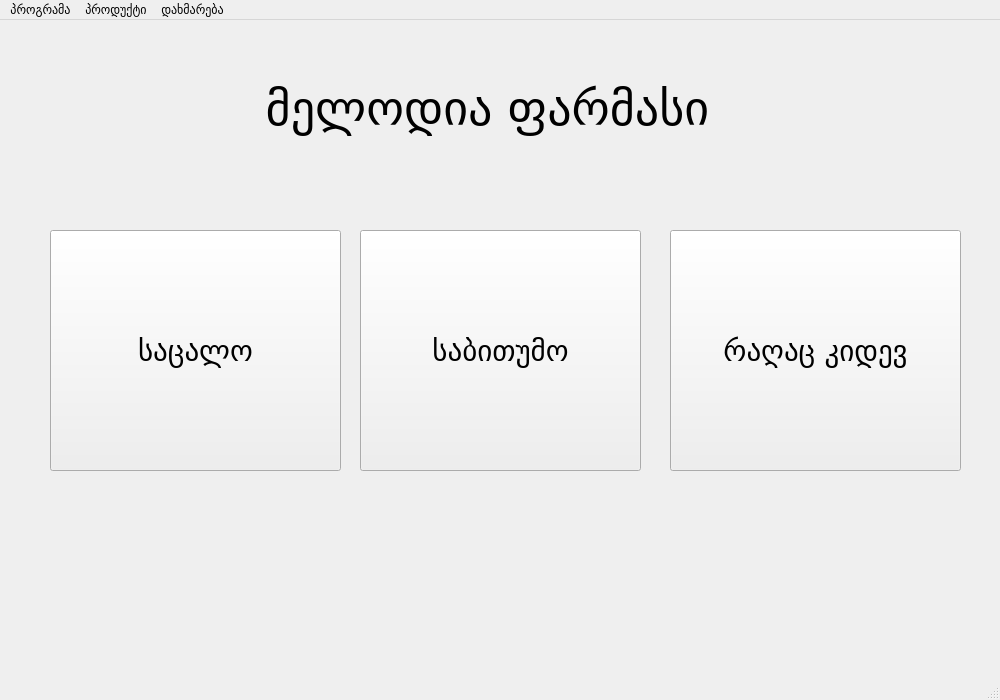
This is ui/MelodiaWindow.ui in nikokvirtia1984/Melodia_1.0 as Qt 5 draws it before an edit. The edited form follows.
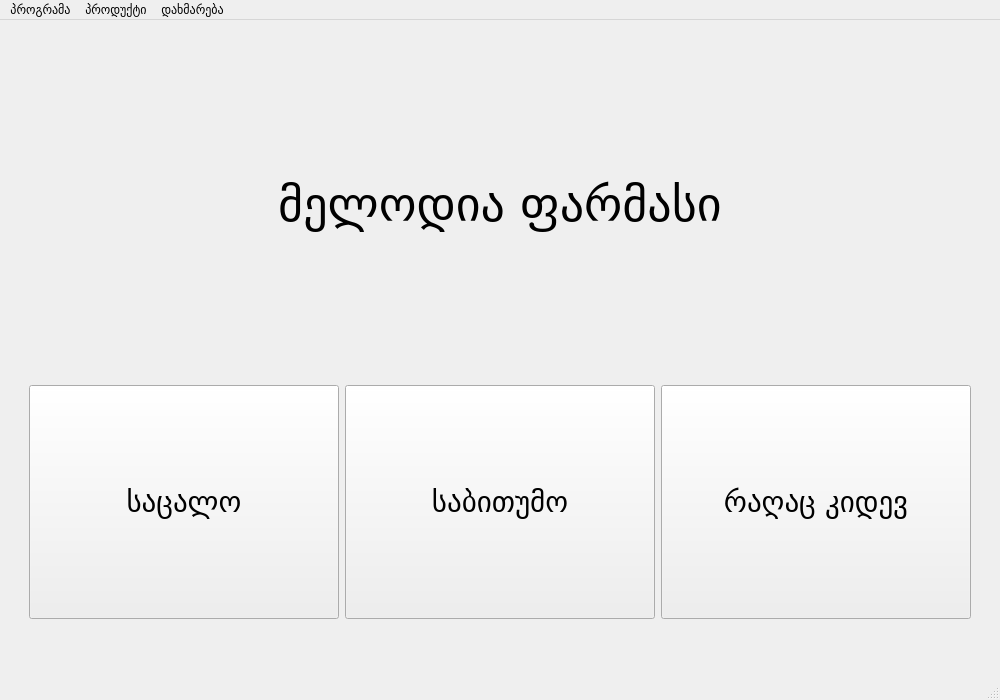
This is the edited form.

Diff of the .ui file:
```diff
--- a/ui/MelodiaWindow.ui
+++ b/ui/MelodiaWindow.ui
@@ -20,17 +20,13 @@
    <string>მელოდია</string>
   </property>
   <widget class="QWidget" name="centralwidget">
+   <layout class="QGridLayout" name="gridLayout_2">
+    <item row="0" column="0">
+     <layout class="QGridLayout" name="gridLayout" rowstretch="3,2">
+      <item row="0" column="0">
    <widget class="QLabel" name="label">
-    <property name="geometry">
-     <rect>
-      <x>230</x>
-      <y>50</y>
-      <width>515</width>
-      <height>76</height>
-     </rect>
-    </property>
     <property name="sizePolicy">
-     <sizepolicy hsizetype="Expanding" vsizetype="Expanding">
+         <sizepolicy hsizetype="Preferred" vsizetype="Preferred">
       <horstretch>0</horstretch>
       <verstretch>0</verstretch>
      </sizepolicy>
@@ -57,17 +53,26 @@
      <number>0</number>
     </property>
    </widget>
+      </item>
+      <item row="1" column="0">
+       <layout class="QHBoxLayout" name="horizontalLayout">
+        <item>
+         <spacer name="verticalSpacer">
+          <property name="orientation">
+           <enum>Qt::Vertical</enum>
+          </property>
+          <property name="sizeHint" stdset="0">
+           <size>
+            <width>20</width>
+            <height>20</height>
+           </size>
+          </property>
+         </spacer>
+        </item>
+        <item>
    <widget class="QPushButton" name="merchant_button">
-    <property name="geometry">
-     <rect>
-      <x>50</x>
-      <y>210</y>
-      <width>291</width>
-      <height>241</height>
-     </rect>
-    </property>
     <property name="sizePolicy">
-     <sizepolicy hsizetype="Expanding" vsizetype="Expanding">
+           <sizepolicy hsizetype="Preferred" vsizetype="Preferred">
       <horstretch>0</horstretch>
       <verstretch>0</verstretch>
      </sizepolicy>
@@ -82,17 +87,11 @@
      <string>საცალო</string>
     </property>
    </widget>
+        </item>
+        <item>
    <widget class="QPushButton" name="pushButton_2">
-    <property name="geometry">
-     <rect>
-      <x>360</x>
-      <y>210</y>
-      <width>281</width>
-      <height>241</height>
-     </rect>
-    </property>
     <property name="sizePolicy">
-     <sizepolicy hsizetype="Expanding" vsizetype="Expanding">
+           <sizepolicy hsizetype="Preferred" vsizetype="Preferred">
       <horstretch>0</horstretch>
       <verstretch>0</verstretch>
      </sizepolicy>
@@ -107,17 +106,11 @@
      <string>საბითუმო</string>
     </property>
    </widget>
+        </item>
+        <item>
    <widget class="QPushButton" name="pushButton_3">
-    <property name="geometry">
-     <rect>
-      <x>670</x>
-      <y>210</y>
-      <width>291</width>
-      <height>241</height>
-     </rect>
-    </property>
     <property name="sizePolicy">
-     <sizepolicy hsizetype="Expanding" vsizetype="Expanding">
+           <sizepolicy hsizetype="Preferred" vsizetype="Preferred">
       <horstretch>0</horstretch>
       <verstretch>0</verstretch>
      </sizepolicy>
@@ -132,6 +125,38 @@
      <string>რაღაც კიდევ</string>
     </property>
    </widget>
+        </item>
+        <item>
+         <spacer name="verticalSpacer_2">
+          <property name="orientation">
+           <enum>Qt::Vertical</enum>
+          </property>
+          <property name="sizeHint" stdset="0">
+           <size>
+            <width>20</width>
+            <height>40</height>
+           </size>
+          </property>
+         </spacer>
+        </item>
+       </layout>
+      </item>
+     </layout>
+    </item>
+    <item row="1" column="0">
+     <spacer name="horizontalSpacer">
+      <property name="orientation">
+       <enum>Qt::Horizontal</enum>
+      </property>
+      <property name="sizeHint" stdset="0">
+       <size>
+        <width>40</width>
+        <height>50</height>
+       </size>
+      </property>
+     </spacer>
+    </item>
+   </layout>
   </widget>
   <widget class="QStatusBar" name="statusbar"/>
   <widget class="QMenuBar" name="menubar">
```
Left out of the diff: 2 changed lines with no effect on the pictures. Lines whose indentation alone changed are shown as unchanged.
